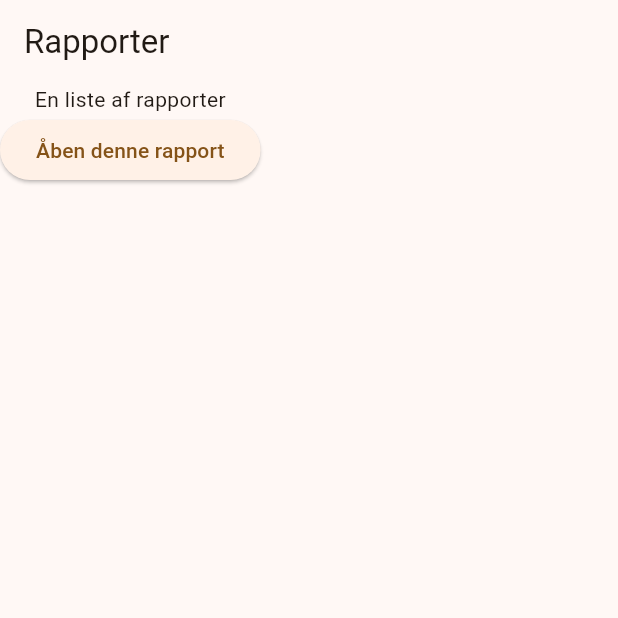
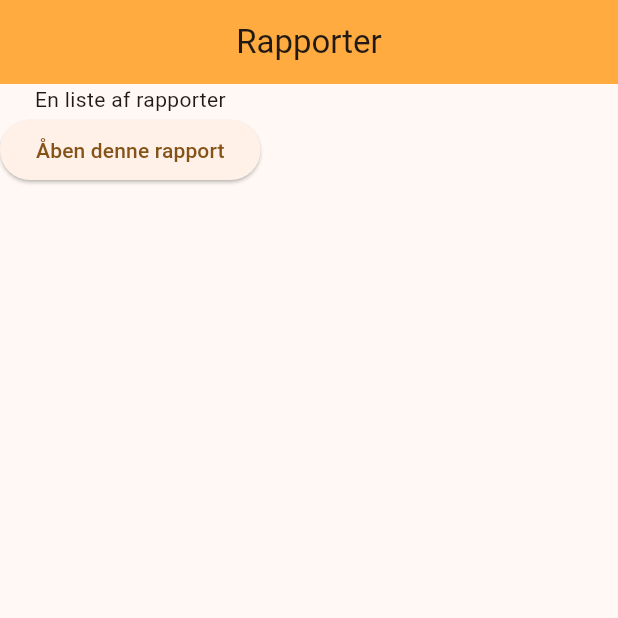
Before and after one commit to DSmaSSen/QM-App, a Flutter app: the screen it shows after launch, on a phone screen of 412 x 824 dp, the top half of it. Run offline on Flutter 3.47's test engine with Material 3 defaults, Android fonts, the phone set to English and light mode, and no system bars.

Commit message:
Experimenting with themes

```diff
--- a/qm_app/lib/main.dart
+++ b/qm_app/lib/main.dart
@@ -1,6 +1,8 @@
 import 'package:flutter/material.dart';
+
+import 'package:qm_app/theme.dart';
+import 'package:qm_app/views/report_page.dart';
 import 'package:qm_app/views/reports_page.dart';
-import 'package:qm_app/views/report_page.dart';
 
 void main() {
   runApp(const App());
@@ -14,15 +16,11 @@ class App extends StatelessWidget {
     return MaterialApp(
       debugShowCheckedModeBanner: false,
       title: 'QM App',
-      theme: ThemeData(
-        colorScheme: ColorScheme.fromSeed(
-          seedColor: Colors.orange,
-        ),
-      ),
+      theme: primaryTheme,
       home: const ReportsPage(),
       routes: {
+        '/report_page': (context) => ReportPage(),
         '/reports_page': (context) => ReportsPage(),
-        '/report_page': (context) => ReportPage()
       },
     );
   }
--- /dev/null
+++ b/qm_app/lib/theme.dart
@@ -0,0 +1,22 @@
+import 'package:flutter/material.dart';
+
+class AppColors {
+  static Color primaryColor = Colors.orange;
+  static Color primaryAccent = Colors.orangeAccent;
+  // static Color secondaryColor = ;
+  // static Color secondaryAccent = ;
+  // static Color titleColor = ;
+  // static Color textColor = ;
+  // static Color successColor = ;
+  // static Color highlightColor = ;
+}
+
+ThemeData primaryTheme = ThemeData(
+  colorScheme: ColorScheme.fromSeed(seedColor: AppColors.primaryColor),
+  appBarTheme: AppBarTheme(
+    backgroundColor: AppColors.primaryAccent,
+    centerTitle: true,
+  ),
+);
+
+// Inspiration: https://github.com/iamshaunjp/flutter-masterclass/blob/lesson-83/lib/theme.dart
```
